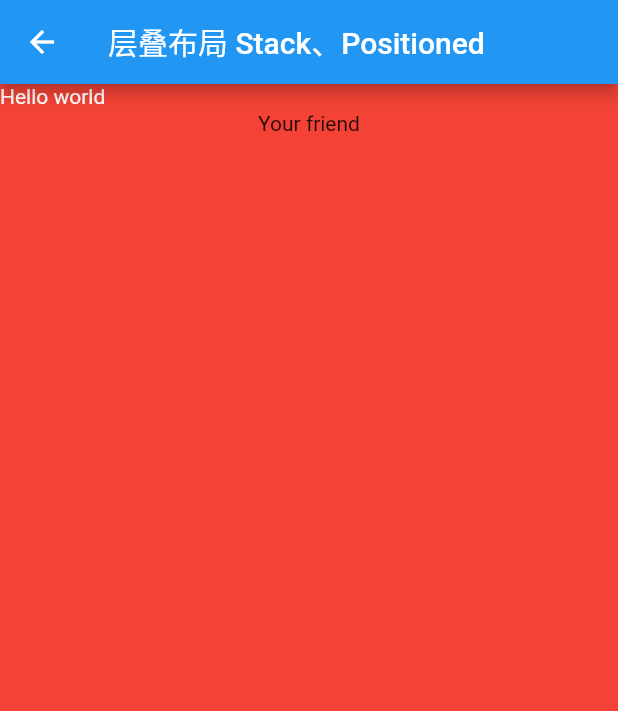
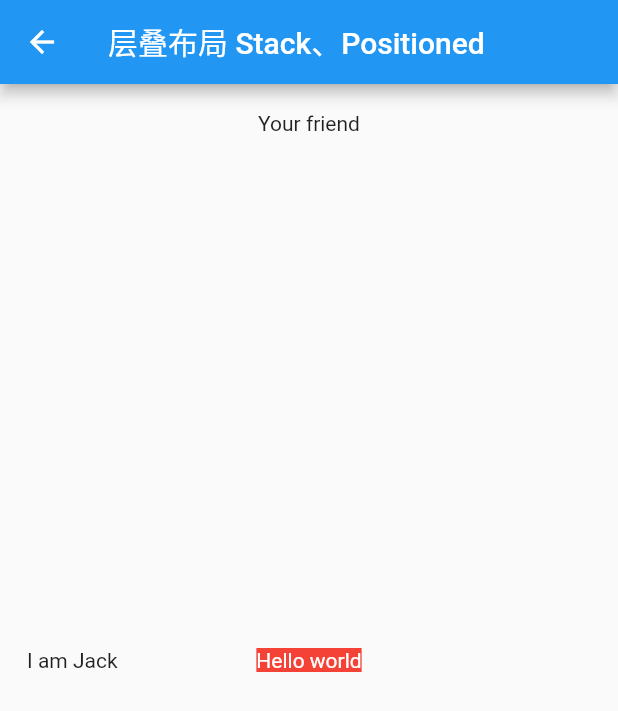
Before and after one commit to yuansirios/Flutter_Learning_Collection, a Flutter app: the LayoutWithStack screen opened directly, on a phone screen of 412 x 824 dp. Shown: the top 711 px of the screen. Run offline on Flutter 3.47's test engine with Material 2 defaults, Android fonts, the phone set to English and light mode, and no system bars.

Commit message:
no message

```diff
--- a/lib/LayoutWidgets/LayoutWithStack.dart
+++ b/lib/LayoutWidgets/LayoutWithStack.dart
@@ -10,7 +10,7 @@ class LayoutWithStack extends StatelessWidget {
       appBar: AppBar(
         title: Text('层叠布局 Stack、Positioned'),
       ),
-      body: _stackTest2(),
+      body: _stackTest(),
     );
   }
 
```
